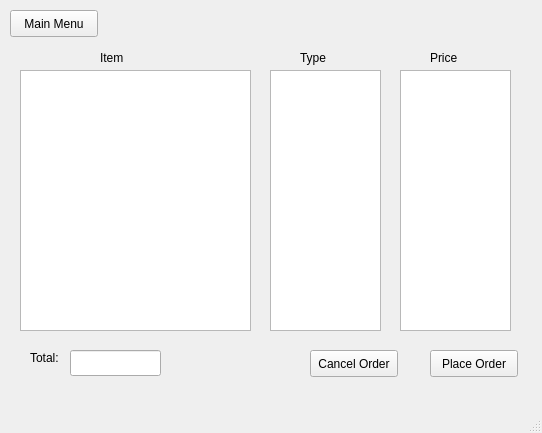
First picture: the form in cuTPS-client/CartDetailsWindow.ui, repository akfarhat/cuTPS, before the edit.
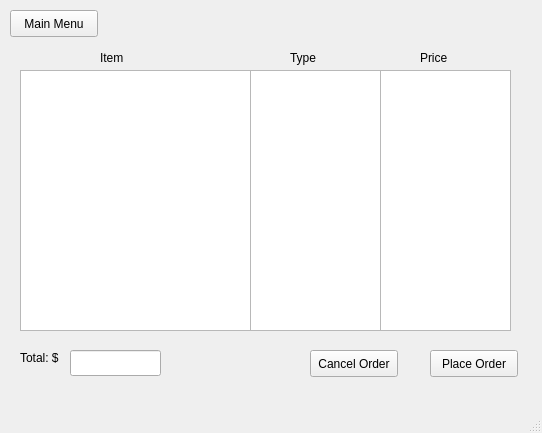
Second picture: the form after the edit.

Commit message: Finish client portion of view cart except for place order

```diff
--- a/cuTPS-client/CartDetailsWindow.ui
+++ b/cuTPS-client/CartDetailsWindow.ui
@@ -79,7 +79,7 @@
    <widget class="QLabel" name="typeLabel">
     <property name="geometry">
      <rect>
-      <x>300</x>
+      <x>290</x>
       <y>50</y>
       <width>58</width>
       <height>16</height>
@@ -92,9 +92,9 @@
    <widget class="QLabel" name="priceLabel">
     <property name="geometry">
      <rect>
-      <x>430</x>
+      <x>420</x>
       <y>50</y>
-      <width>58</width>
+      <width>31</width>
       <height>16</height>
      </rect>
     </property>
@@ -105,9 +105,9 @@
    <widget class="QListWidget" name="typeList">
     <property name="geometry">
      <rect>
-      <x>270</x>
+      <x>250</x>
       <y>70</y>
-      <width>111</width>
+      <width>131</width>
       <height>261</height>
      </rect>
     </property>
@@ -115,9 +115,9 @@
    <widget class="QListWidget" name="priceList">
     <property name="geometry">
      <rect>
-      <x>400</x>
+      <x>380</x>
       <y>70</y>
-      <width>111</width>
+      <width>131</width>
       <height>261</height>
      </rect>
     </property>
@@ -125,14 +125,14 @@
    <widget class="QLabel" name="totalLabel">
     <property name="geometry">
      <rect>
-      <x>30</x>
+      <x>20</x>
       <y>350</y>
       <width>58</width>
       <height>16</height>
      </rect>
     </property>
     <property name="text">
-     <string>Total: </string>
+     <string>Total: $</string>
     </property>
    </widget>
    <widget class="QLineEdit" name="totalPrice">
```
The commit also changes 25 other files.
